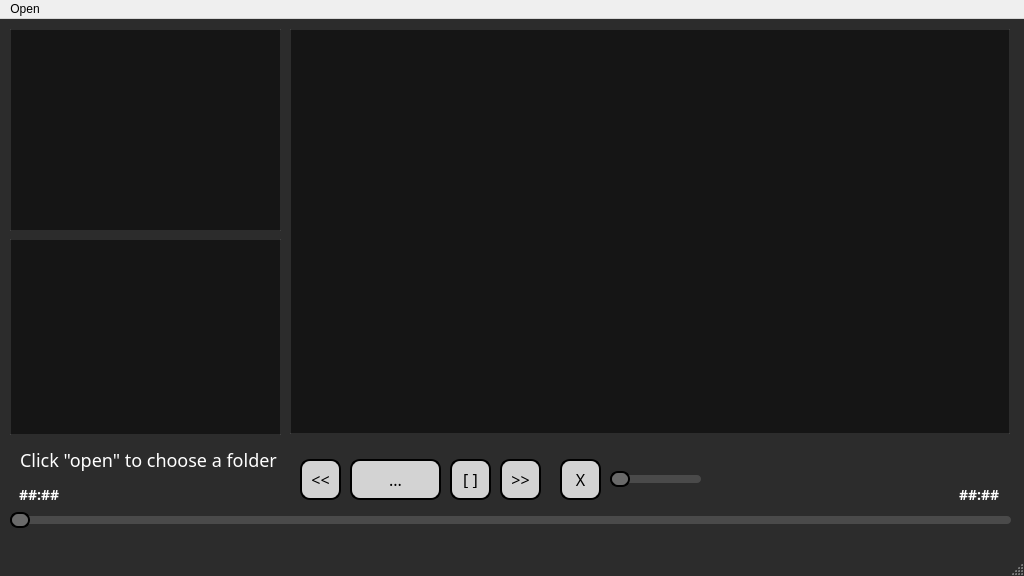
Above: music-player-qt/mainwindow.ui from juangonzalez22/music-player-qt before the change. Below: the same form after it.
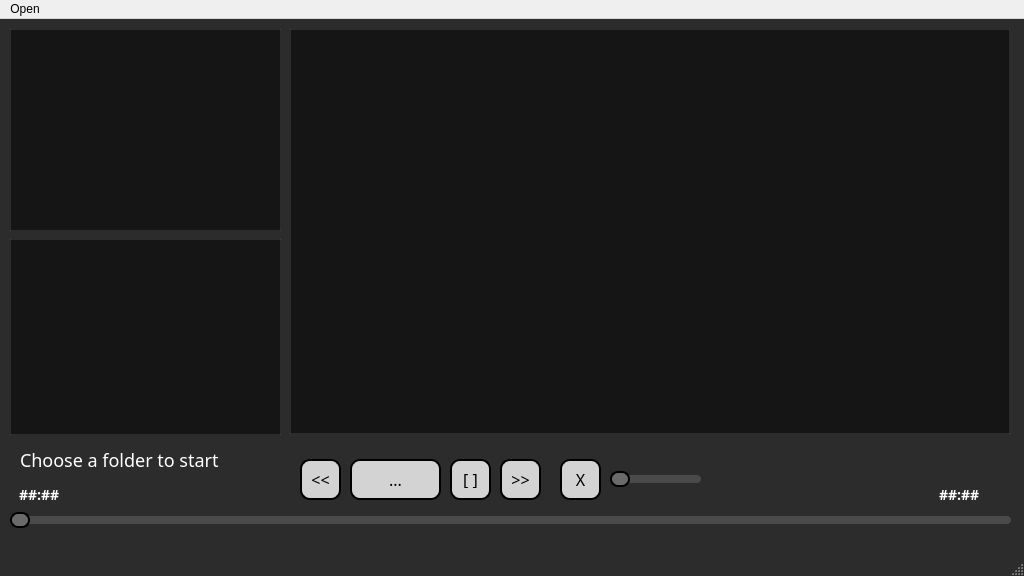
That is the form after the change.

Commit message:
Texto largo
Ya los textos largos se mueven para verse enteros.

What changed in the file:
```diff
--- a/music-player-qt/mainwindow.ui
+++ b/music-player-qt/mainwindow.ui
@@ -310,7 +310,7 @@
 </string>
     </property>
     <property name="text">
-     <string>Click &quot;open&quot; to choose a folder</string>
+     <string>Choose a folder to start</string>
     </property>
    </widget>
    <widget class="QLabel" name="currentTime">
@@ -354,7 +354,7 @@
    <widget class="QLabel" name="totalTime">
     <property name="geometry">
      <rect>
-      <x>950</x>
+      <x>930</x>
       <y>460</y>
       <width>81</width>
       <height>31</height>
```
The commit also changes 2 other files.
